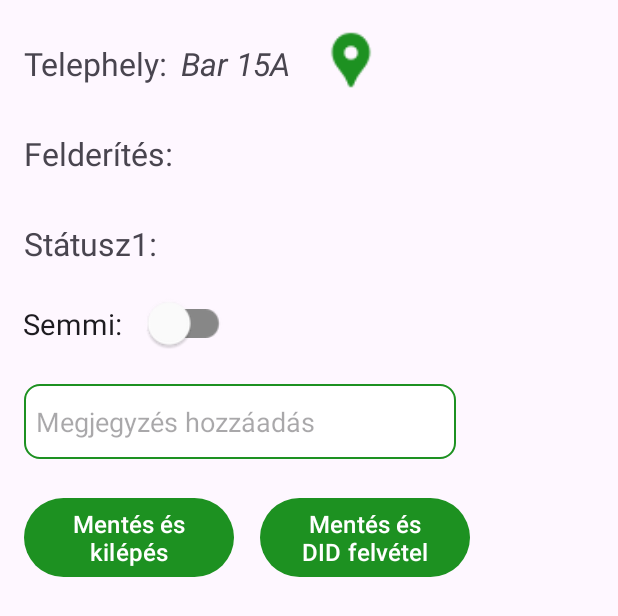
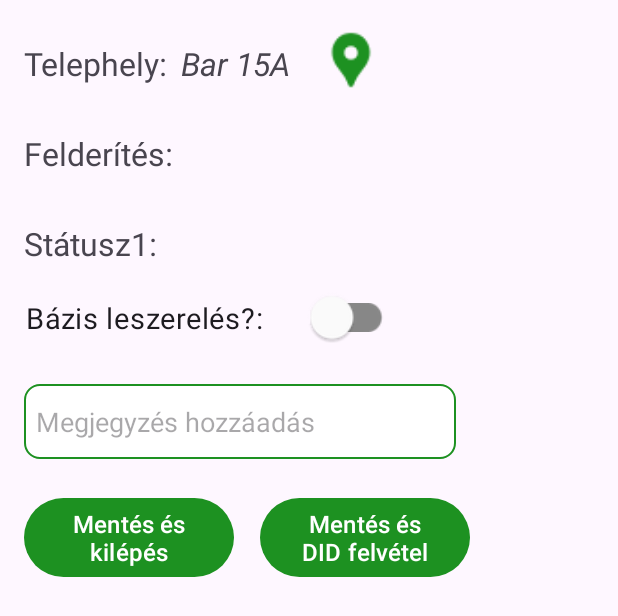
Before and after one commit to DavidArthur2/RunnerApp, an Android app: the layout fragment_status_modify_demolition.xml on its own in the app's theme, with its tools: preview values and no code run, on a phone screen of 412 x 824 dp. Shown: the top 616 px of the screen. Run offline under Robolectric (Android 15) with nearby library versions, the light colour scheme and no system bars.

Commit message:
Minor UI modifications

```diff
--- a/app/src/main/java/com/festipay/runnerapp/fragments/InstallFragment.kt
+++ b/app/src/main/java/com/festipay/runnerapp/fragments/InstallFragment.kt
@@ -22,6 +22,7 @@
 import com.festipay.runnerapp.utilities.DateFormatter.TimestampToLocalDateTime
 import com.festipay.runnerapp.utilities.Functions
 import com.festipay.runnerapp.utilities.Functions.hideLoadingScreen
+import com.festipay.runnerapp.utilities.logToFile
 import com.festipay.runnerapp.utilities.showError
 import com.google.android.material.bottomnavigation.BottomNavigationView
 import com.google.firebase.Timestamp
@@ -105,6 +106,7 @@
                         )
                     }
                     it.lastComment = comments.last()
+                    logToFile("COMMENTS LOG: ${it.lastComment}, ${comments.size}")
                 }
                     if(itemList.last() == it)setupView(view)
             }
--- a/app/src/main/res/layout/fragment_inventory_add.xml
+++ b/app/src/main/res/layout/fragment_inventory_add.xml
@@ -67,7 +67,7 @@
             android:fadingEdge="vertical"
             android:hint="@string/commentAddHint"
             android:inputType="none"
-            android:maxLength="15"
+            android:maxLength="40"
             android:paddingStart="8dp"
             android:paddingEnd="8dp"
             app:layout_constraintEnd_toEndOf="parent"
--- a/app/src/main/res/layout/fragment_status_modify_demolition.xml
+++ b/app/src/main/res/layout/fragment_status_modify_demolition.xml
@@ -80,13 +80,13 @@
 
         <com.google.android.material.switchmaterial.SwitchMaterial
             android:id="@+id/thirdItem"
-            android:layout_width="104dp"
+            android:layout_width="180dp"
             android:layout_height="39dp"
-            android:layout_marginStart="20dp"
-            android:layout_marginTop="180dp"
+            android:layout_marginStart="37dp"
+            android:layout_marginTop="176dp"
             android:scaleX="1.4"
             android:scaleY="1.4"
-            android:text="Semmi:"
+            android:text="Bázis leszerelés?:"
             app:layout_constraintStart_toStartOf="parent"
             app:layout_constraintTop_toTopOf="parent"
 
@@ -141,7 +141,7 @@
             android:fadingEdge="vertical"
             android:hint="@string/commentAddHint"
             android:inputType="none"
-            android:maxLength="15"
+            android:maxLength="40"
             android:paddingStart="8dp"
             android:paddingEnd="8dp"
             app:layout_constraintEnd_toEndOf="parent"
--- a/app/src/main/res/layout/fragment_status_modify_install.xml
+++ b/app/src/main/res/layout/fragment_status_modify_install.xml
@@ -99,7 +99,7 @@
             android:fadingEdge="vertical"
             android:hint="@string/commentAddHint"
             android:inputType="none"
-            android:maxLength="15"
+            android:maxLength="40"
             android:paddingStart="8dp"
             android:paddingEnd="8dp"
             app:layout_constraintEnd_toEndOf="parent"
```
Also changed, not shown: app/src/main/res/layout/fragment_status_modify_inventory.xml (+4 -5 lines).
